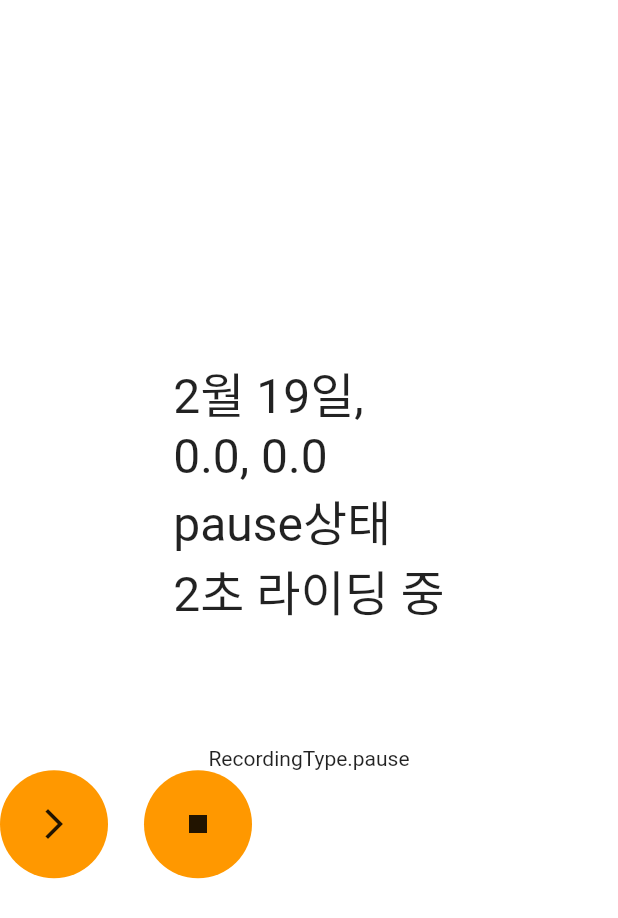
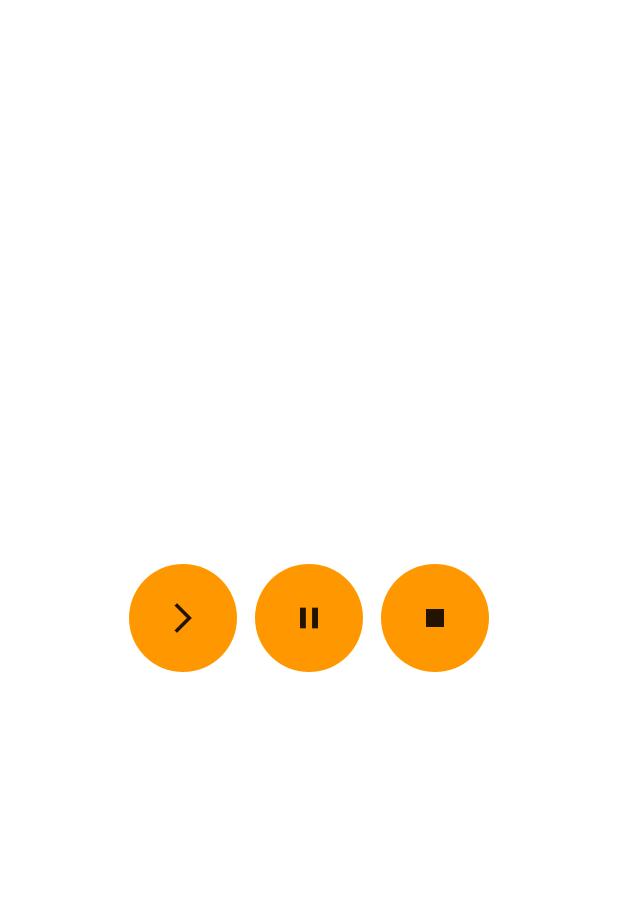
Before and after one commit to hlee748/snowrun, a Flutter app: the RecordPage screen opened by its route, after a tap on the "pause" icon, on a phone screen of 412 x 824 dp. Shown: the top 918 px of the screen. Run offline on Flutter 3.47's test engine with Material 2 defaults, Android fonts, the phone set to English and light mode, and no system bars; our stand-ins replace auto_route, bloc, dartz, device_info_plus, firebase_analytics, firebase_core and 10 more; missing offline and left inert: flutter_background_service; accounts and stored records are empty; Roboto replaces fonts that are missing (IBMPlexSansKR).

Commit message:
background service -> start, pause, stop 이벤트 생성

```diff
--- a/lib/application/record/record_bloc.dart
+++ b/lib/application/record/record_bloc.dart
@@ -40,37 +40,37 @@ class RecordBloc extends Bloc<RecordEvent, RecordingState> {
     // });
 
     on<_UpdateRecord>((event, emit) async {
-      emit(state.copyWith(
-        recordingType: RecordingType.recording,
-        record: event.record,
-      ));
+      // emit(state.copyWith(
+      //   recordingType: RecordingType.recording,
+      //   record: event.record,
+      // ));
     });
 
     on<_StartRiding>((event, emit) {
-      stopRiding();
-      _timer = Timer.periodic(const Duration(seconds: 1), (timer) async {
-        final value = await _determinPosition();
-        add(RecordEvent.updateRecord(
-          Record(
-              startedAt: DateVO(DateTime.now()),
-              longitude: DoubleVO(value.longitude),
-              latitude: DoubleVO(value.latitude)),
-        ));
-      });
+      // stopRiding();
+      // _timer = Timer.periodic(const Duration(seconds: 1), (timer) async {
+      //   final value = await _determinPosition();
+      //   add(RecordEvent.updateRecord(
+      //     Record(
+      //         startedAt: DateVO(DateTime.now()),
+      //         longitude: DoubleVO(value.longitude),
+      //         latitude: DoubleVO(value.latitude)),
+      //   ));
+      // });
     });
 
     on<_PauseRiding>((event, emit) {
-      stopRiding();
-      emit(state.copyWith(
-        recordingType: RecordingType.pause,
-      ));
+      // stopRiding();
+      // emit(state.copyWith(
+      //   recordingType: RecordingType.pause,
+      // ));
     });
 
     on<_StopRiding>((event, emit) {
-      stopRiding();
-      emit(state.copyWith(
-        recordingType: RecordingType.completed,
-      ));
+      // stopRiding();
+      // emit(state.copyWith(
+      //   recordingType: RecordingType.completed,
+      // ));
     });
   }
 
--- a/lib/main.dart
+++ b/lib/main.dart
@@ -14,12 +14,6 @@ void main() async {
   //   isCrashlyticsCollectionEnabled: true,
   // );
   //
-  // runZonedGuarded<Future<void>>(
-  //       () async {
-  //     runApp(const MainApp());
-  //   },
-  //       (error, stack) => FirebaseCrashlytics.instance.recordError(error, stack),
-  // );
   await initServices();
   // await Firebase.initializeApp();
   runApp(const MainApp());
--- a/lib/presentation/record/record_page.dart
+++ b/lib/presentation/record/record_page.dart
@@ -9,6 +9,7 @@ import 'package:snowrun/application/record/record_bloc.dart';
 import 'package:snowrun/injection.dart';
 import 'package:snowrun/presentation/navigate/i_navigate_tab_page.dart';
 import 'package:snowrun/routes/router.gr.dart';
+import 'package:snowrun/utils/record_service.dart';
 
 // Project imports:
 
@@ -27,123 +28,65 @@ class RecordPage extends StatefulWidget implements INavigateTabPage {
 }
 
 class RecordState extends State<RecordPage> {
-  final RecordBloc _recordBloc = getIt<RecordBloc>();
+  // final RecordBloc _recordBloc = getIt<RecordBloc>();
   final appRouter = getIt<AppRouter>();
+  final recordService = getIt<RecordService>();
 
   @override
   void initState() {
+    // recordService.startRecording();
     super.initState();
   }
 
   @override
   void dispose() {
-    print("WTF :: HOHO 00");
-    _recordBloc.add(const RecordEvent.stopRiding());
-    print("WTF :: HOHO 11");
+    // print("WTF :: HOHO 00");
+    // _recordBloc.add(const RecordEvent.stopRiding());
+    // print("WTF :: HOHO 11");
     super.dispose();
   }
 
-  final now = DateTime.now();
+  // final now = DateTime.now();
 
   @override
   Widget build(BuildContext context) {
-    return BlocProvider(
-      create: (context) => _recordBloc..add(const RecordEvent.startRiding()),
-      child: BlocBuilder<RecordBloc, RecordingState>(
-        builder: (context, state) {
-          final record = state.record;
-          // print("HOHOHO111 ::: ${DateTime.now()}");
-          // print("HOHOHO222 ::: ${record.startedAt.getOrCrash()}");
-          // print("HOHOHO333 ::: ${DateTime.now().difference(record.startedAt.getOrCrash())}");
-          // print("HOHOHO444 ::: ${state.recordingType}");
-          // print("HOHOHO555 ::: ${record.latitude.getOrCrash()}");
-          // print("HOHOHO666 ::: ${record.longitude.getOrCrash()}");
     return Scaffold(
       body: SafeArea(
         child: Center(
-                  child: Column(
-                      mainAxisAlignment: MainAxisAlignment.center,
-                      children: [
-                    Container(
-                      child: Text(
-                        "${record.startedAt.getOrCrash().month}월 "
-                        "${record.startedAt.getOrCrash().day}일, "
-                        "\n${record.longitude.getOrCrash()}, "
-                        "${record.latitude.getOrCrash()} "
-                        "\n${state.recordingType.name}상태"
-                        "\n${DateTime.now().difference(record.startedAt.getOrCrash()).inSeconds}초 라이딩 중",
-                        // "\n$_timerCount초 라이딩 중",
-                        style: const TextStyle(fontSize: 32),
-                      ),
-                    ),
-                    const SizedBox(
-                      height: 80,
-                    ),
-                    Text("${state.recordingType}"),
-                    Visibility(
-                      // visible: true,
-                      visible: state.recordingType == RecordingType.recording || state.recordingType == RecordingType.init,
-                      child: Row(
-                        mainAxisAlignment: MainAxisAlignment.center,
-                        children: [
+          child: Row(mainAxisAlignment: MainAxisAlignment.center, children: [
             Container(
               padding: const EdgeInsets.all(12),
               decoration: const BoxDecoration(
                   color: Colors.orange, shape: BoxShape.circle),
               child: IconButton(
                 onPressed: () {
-                                _recordBloc
-                                    .add(const RecordEvent.pauseRiding());
-                                print("pause 누름");
+                  recordService.startRecording();
+                  print("start 누름");
                 },
-                              icon: const Icon(Icons.pause),
+                icon: const Icon(Icons.arrow_forward_ios),
               ),
             ),
-                          const SizedBox(
-                            width: 24,
-                          ),
+            SizedBox(width: 12,),
             Container(
               padding: const EdgeInsets.all(12),
               decoration: const BoxDecoration(
                   color: Colors.orange, shape: BoxShape.circle),
               child: IconButton(
                 onPressed: () {
-                                _recordBloc.add(const RecordEvent.stopRiding());
-                                print("stop 누름");
+                  recordService.pauseRecording();
+                  print("pause 누름");
                 },
-                              icon: const Icon(Icons.stop),
+                icon: const Icon(Icons.pause),
               ),
             ),
-                        ],
-                      ),
-                    ),
-                    Visibility(
-                      visible: state.recordingType == RecordingType.pause ||
-                          state.recordingType == RecordingType.completed,
-                      // visible: state.recordingType != RecordingType.recording || state.recordingType != RecordingType.init,
-                      child: Row(children: [
+            SizedBox(width: 12,),
             Container(
               padding: const EdgeInsets.all(12),
               decoration: const BoxDecoration(
                   color: Colors.orange, shape: BoxShape.circle),
               child: IconButton(
                 onPressed: () {
-                              _recordBloc.add(const RecordEvent.startRiding());
-                              print("start 누름");
-                            },
-                            icon: const Icon(Icons.arrow_forward_ios),
-                          ),
-                        ),
-                        const SizedBox(
-                          width: 24,
-                        ),
-                        Container(
-                          padding: const EdgeInsets.all(12),
-                          decoration: const BoxDecoration(
-                              color: Colors.orange, shape: BoxShape.circle),
-                          child: IconButton(
-                            onPressed: () {
-                              _recordBloc.add(const RecordEvent.stopRiding());
+                  recordService.stopRecording();
                   print("stop 누름");
                 },
                 icon: const Icon(Icons.stop),
@@ -151,34 +94,123 @@ class RecordState extends State<RecordPage> {
             ),
           ]),
         ),
-                  ])),
-            ),
-          );
-        },
       ),
     );
   }
 
-//현재위치
-// Future<Position> _determinPosition() async {
-//   bool serviceEnabled;
-//   LocationPermission permission;
-//   serviceEnabled = await Geolocator.isLocationServiceEnabled();
-//   if (!serviceEnabled) {
-//     return Future.error('Location services are disabled');
-//   }
-//   permission = await Geolocator.checkPermission();
-//   if (permission == LocationPermission.denied) {
-//     permission = await Geolocator.requestPermission();
-//     if (permission == LocationPermission.denied) {
-//       return Future.error("Location permission denied");
-//     }
-//   }
-//   if (permission == LocationPermission.deniedForever) {
-//     return Future.error('Location permissions are permanently denied');
-//   }
-//   Position position = await Geolocator.getCurrentPosition();
-//   print("현재위치 ::: $position");
-//   return position;
+// @override
+// Widget build(BuildContext context) {
+//   return BlocProvider(
+//     create: (context) => _recordBloc..add(const RecordEvent.startRiding()),
+//     child: BlocBuilder<RecordBloc, RecordingState>(
+//       builder: (context, state) {
+//         final record = state.record;
+//         // print("HOHOHO111 ::: ${DateTime.now()}");
+//         // print("HOHOHO222 ::: ${record.startedAt.getOrCrash()}");
+//         // print("HOHOHO333 ::: ${DateTime.now().difference(record.startedAt.getOrCrash())}");
+//         // print("HOHOHO444 ::: ${state.recordingType}");
+//         // print("HOHOHO555 ::: ${record.latitude.getOrCrash()}");
+//         // print("HOHOHO666 ::: ${record.longitude.getOrCrash()}");
+//         return Scaffold(
+//           body: SafeArea(
+//             child: Center(
+//                 child: Column(
+//                     mainAxisAlignment: MainAxisAlignment.center,
+//                     children: [
+//                   Container(
+//                     child: Text(
+//                       "${record.startedAt.getOrCrash().month}월 "
+//                       "${record.startedAt.getOrCrash().day}일, "
+//                       "\n${record.longitude.getOrCrash()}, "
+//                       "${record.latitude.getOrCrash()} "
+//                       "\n${state.recordingType.name}상태",
+//                       // "\n${DateTime.now().difference(record.startedAt.getOrCrash()).inSeconds}초 라이딩 중",
+//                       // "\n$_timerCount초 라이딩 중",
+//                       style: const TextStyle(fontSize: 32),
+//                     ),
+//                   ),
+//                   const SizedBox(
+//                     height: 80,
+//                   ),
+//                   Text("${state.recordingType}"),
+//                   Visibility(
+//                     // visible: true,
+//                     visible: state.recordingType == RecordingType.recording || state.recordingType == RecordingType.init,
+//                     child: Row(
+//                       mainAxisAlignment: MainAxisAlignment.center,
+//                       children: [
+//                         Container(
+//                           padding: const EdgeInsets.all(12),
+//                           decoration: const BoxDecoration(
+//                               color: Colors.orange, shape: BoxShape.circle),
+//                           child: IconButton(
+//                             onPressed: () {
+//                               _recordBloc
+//                                   .add(const RecordEvent.pauseRiding());
+//                               print("pause 누름");
+//                             },
+//                             icon: const Icon(Icons.pause),
+//                           ),
+//                         ),
+//                         const SizedBox(
+//                           width: 24,
+//                         ),
+//                         Container(
+//                           padding: const EdgeInsets.all(12),
+//                           decoration: const BoxDecoration(
+//                               color: Colors.orange, shape: BoxShape.circle),
+//                           child: IconButton(
+//                             onPressed: () {
+//                               _recordBloc.add(const RecordEvent.stopRiding());
+//                               recordService.stopRecording();
+//                               print("stop 누름");
+//                             },
+//                             icon: const Icon(Icons.stop),
+//                           ),
+//                         ),
+//                       ],
+//                     ),
+//                   ),
+//                   Visibility(
+//                     visible: state.recordingType == RecordingType.pause ||
+//                         state.recordingType == RecordingType.completed,
+//                     // visible: state.recordingType != RecordingType.recording || state.recordingType != RecordingType.init,
+//                     child: Row(children: [
+//                       Container(
+//                         padding: const EdgeInsets.all(12),
+//                         decoration: const BoxDecoration(
+//                             color: Colors.orange, shape: BoxShape.circle),
+//                         child: IconButton(
+//                           onPressed: () {
+//                             _recordBloc.add(const RecordEvent.startRiding());
+//                             print("start 누름");
+//                           },
+//                           icon: const Icon(Icons.arrow_forward_ios),
+//                         ),
+//                       ),
+//                       const SizedBox(
+//                         width: 24,
+//                       ),
+//                       Container(
+//                         padding: const EdgeInsets.all(12),
+//                         decoration: const BoxDecoration(
+//                             color: Colors.orange, shape: BoxShape.circle),
+//                         child: IconButton(
+//                           onPressed: () {
+//                             _recordBloc.add(const RecordEvent.stopRiding());
+//                             recordService.stopRecording();
+//                             print("stop 누름");
+//                           },
+//                           icon: const Icon(Icons.stop),
+//                         ),
+//                       ),
+//                     ]),
+//                   ),
+//                 ])),
+//           ),
+//         );
+//       },
+//     ),
+//   );
 // }
 }
--- a/pubspec.yaml
+++ b/pubspec.yaml
@@ -48,6 +48,7 @@ dependencies:
   firebase_crashlytics: ^3.0.11
   firebase_dynamic_links: ^5.0.11
   firebase_core: ^2.4.1
+  hive: ^2.2.3
   hive_flutter: ^1.1.0
   firebase_remote_config: ^3.0.9
   get_it: ^7.2.0
@@ -57,6 +58,8 @@ dependencies:
   json_annotation: ^4.8.0
   geolocator: ^9.0.2
   flutter_svg: ^2.0.0+1
+  flutter_background_service: ^2.4.6
+  device_info_plus: ^8.1.0
 
 dev_dependencies:
   flutter_test:
@@ -67,6 +70,7 @@ dev_dependencies:
   freezed: ^2.3.2
   flutter_launcher_icons: ^0.11.0
   json_serializable: ^6.5.4
+  hive_generator: ^2.0.0
 
   # The "flutter_lints" package below contains a set of recommended lints to
   # encourage good coding practices. The lint set provided by the package is
```
Also changed, not shown: lib/initializer.dart (+9 -6 lines), lib/utils/record_service.dart (added, +148 -0 lines), lib/injection.config.dart, lib/utils/local_store.dart (added), pubspec.lock, 2 other files. Lines whose indentation alone changed are shown as unchanged.
